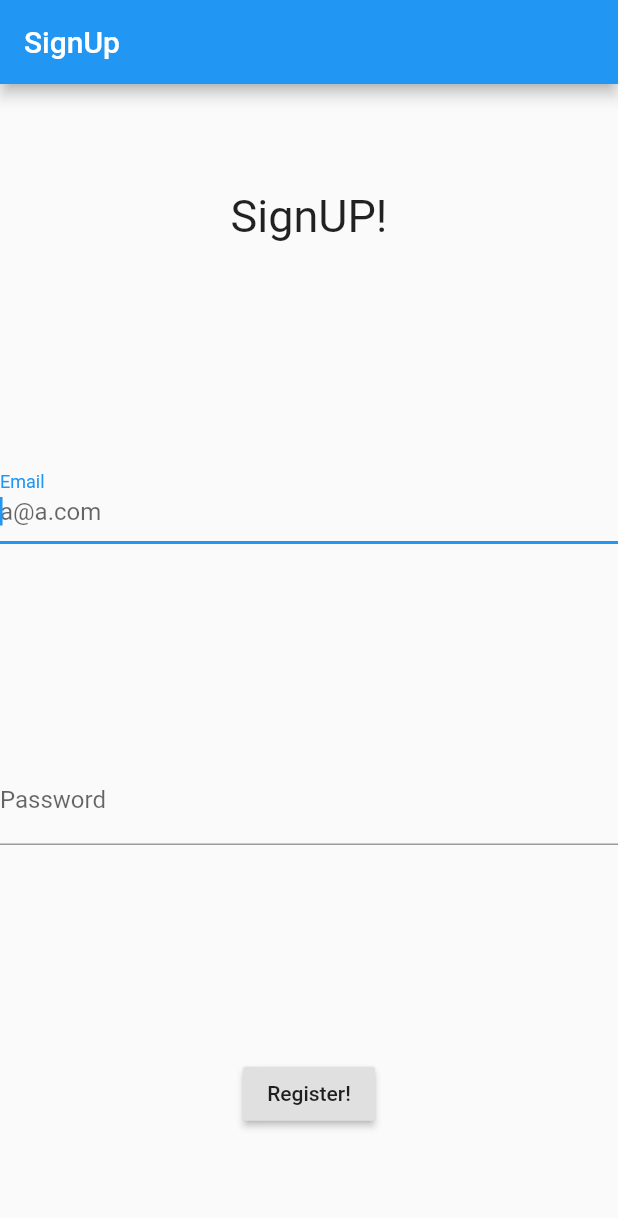
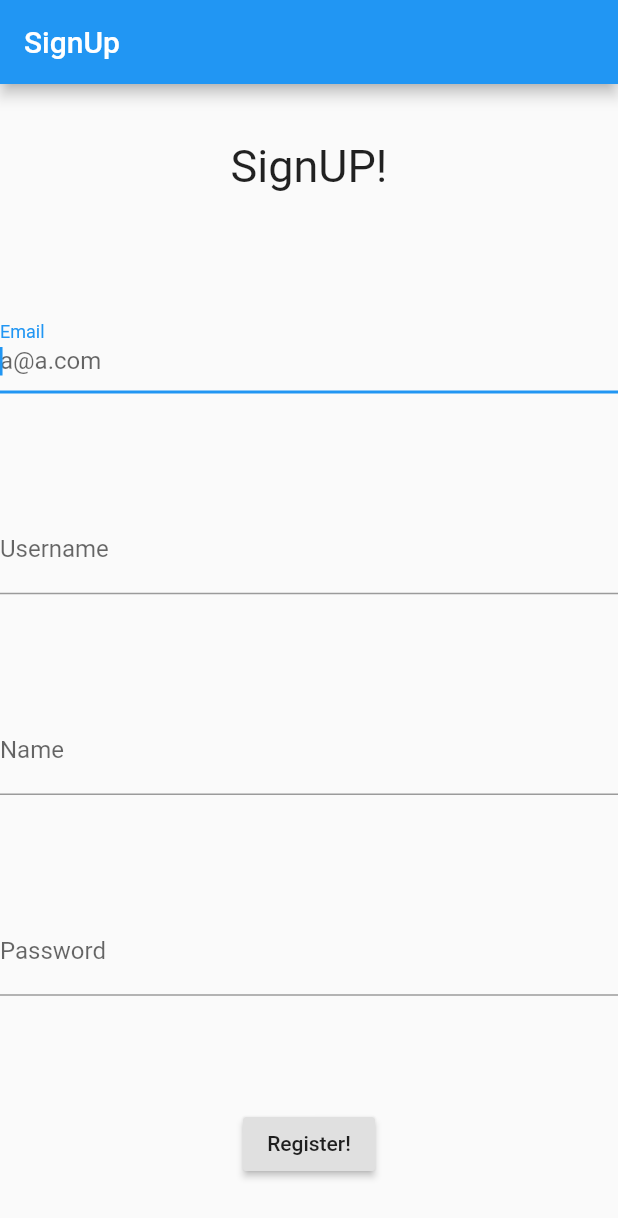
Before and after one commit to JeanPalacBr/LoginAPI, a Flutter app: the screen it shows after launch, after a tap on "Sign Up", on a phone screen of 412 x 824 dp. Shown: the top 1218 px of the screen. Run offline on Flutter 3.47's test engine with Material 2 defaults, Android fonts, the phone set to English and light mode, and no system bars; our stand-ins replace shared_preferences.

Commit message:
nuevos campos agregados

```diff
--- a/lib/Pages/SignUp.dart
+++ b/lib/Pages/SignUp.dart
@@ -35,6 +35,8 @@ class signupformState extends State {
     final AcState = Provider.of<AccountState>(context);
     final _email = new TextEditingController();
     final _password = new TextEditingController();
+    final _name = new TextEditingController();
+    final _username = new TextEditingController();
     var Value;
 
     return Form(
@@ -51,6 +53,26 @@ class signupformState extends State {
               controller: _email,
               decoration:
                   new InputDecoration(labelText: "Email", hintText: "a@a.com"),
+              validator: (Value) {
+                if (Value.isEmpty) {
+                  return 'Por favor ingrese algun texto';
+                }
+              },
+            ),TextFormField(
+              autofocus: true,
+              controller: _username,
+              decoration:
+                  new InputDecoration(labelText: "Username", hintText: "username"),
+              validator: (Value) {
+                if (Value.isEmpty) {
+                  return 'Por favor ingrese algun texto';
+                }
+              },
+            ),TextFormField(
+              autofocus: true,
+              controller: _name,
+              decoration:
+                  new InputDecoration(labelText: "Name", hintText: "Name"),
               validator: (Value) {
                 if (Value.isEmpty) {
                   return 'Por favor ingrese algun texto';
--- a/lib/Provider/AccountState.dart
+++ b/lib/Provider/AccountState.dart
@@ -10,22 +10,29 @@ class AccountState with ChangeNotifier {
   String _Password;
   String _EmailStored;
   String _PasswordStored;
-
+  String _Username;
 
   void setLogin(String email, String password) {
-    if(email == _Email && password == _Password){
+    if (email == _Email && password == _Password) {
       _IsLogged = true;
     }
     notifyListeners();
   }
+
   void setEmail(String email) {
     _Email = email;
     notifyListeners();
   }
+    void setUsername(String Uname) {
+    _Username = Uname;
+    notifyListeners();
+  }
+
   void setLogout() {
     _IsLogged = false;
     notifyListeners();
   }
+
   void setPassword(String password) {
     _Password = password;
     notifyListeners();
@@ -33,16 +40,15 @@ class AccountState with ChangeNotifier {
 
   bool get getlogin => _IsLogged;
   String get getEmail => _Email;
+   String get getUsername => _Username;
 
   void getpreferences() async {
     SharedPreferences preferences = await SharedPreferences.getInstance();
-  _IsLogged = preferences.get("islogged")??"false";
-}
-void setpreferences() async {
-  SharedPreferences preferences= await SharedPreferences.getInstance();
-  preferences.setBool("islogged", _IsLogged);
-
+    _IsLogged = preferences.get("islogged") ?? false;
   }
 
-
+  void setpreferences() async {
+    SharedPreferences preferences = await SharedPreferences.getInstance();
+    preferences.setBool("islogged", _IsLogged);
   }
+}
--- /dev/null
+++ b/lib/UserHandler.dart
@@ -0,0 +1,43 @@
+
+import 'package:http/http.dart' as http;
+import 'dart:convert';
+
+class UserInfo {
+  final String token;
+  final String username;
+  final String name;
+
+  UserInfo({this.token, this.username, this.name});
+
+  factory UserInfo.fromJson(Map<String, dynamic> json) {
+    return UserInfo(
+      token: json['token'],
+      username: json['username'],
+      name: json['name'],
+    );
+  }
+}
+
+Future<UserInfo> signUp({String email, String password, String username, String name}) async {
+
+    final http.Response response = await http.post(
+      'https://movil-api.herokuapp.com/signup',
+      headers: <String, String>{
+        'Content-Type': 'application/json; charset=UTF-8',
+      },
+      body: jsonEncode(<String, String>{
+        'email': email,'password': password,'username': username,'name': name
+      }),
+    );
+
+    print('${response.body}');
+    print('${response.statusCode}');
+    if (response.statusCode == 200) {
+      print('${response.body}');
+      return UserInfo.fromJson(json.decode(response.body));
+    } else {
+      print("signup failed");
+      print('${response.body}');
+     throw Exception(response.body);
+    }
+  }
--- a/pubspec.yaml
+++ b/pubspec.yaml
@@ -19,12 +19,12 @@ environment:
 dependencies:
   flutter:
     sdk: flutter
-
   # The following adds the Cupertino Icons font to your application.
   # Use with the CupertinoIcons class for iOS style icons.
   cupertino_icons: ^0.1.2
   provider: ^2.0.1
   shared_preferences: ^0.5.7
+  http: ^0.12.1
 dev_dependencies:
   flutter_test:
     sdk: flutter
```
Also changed, not shown: pubspec.lock. Lines whose indentation alone changed are shown as unchanged.
